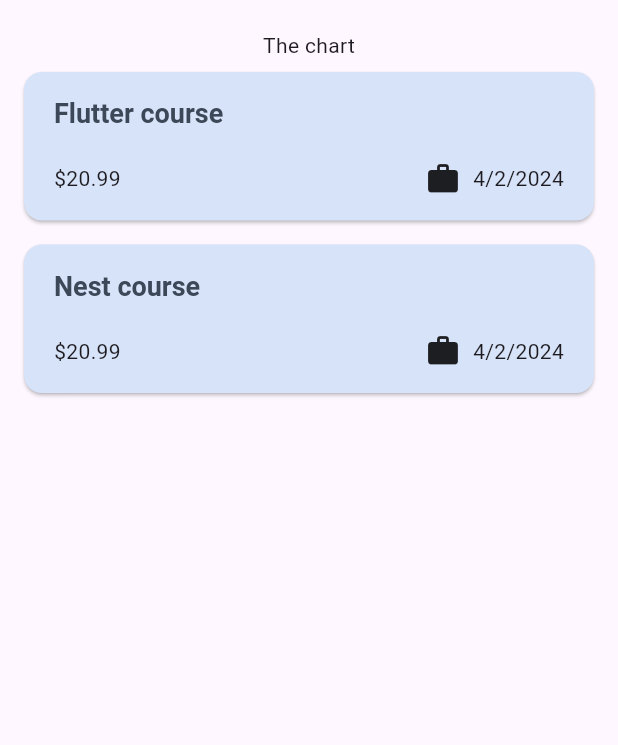
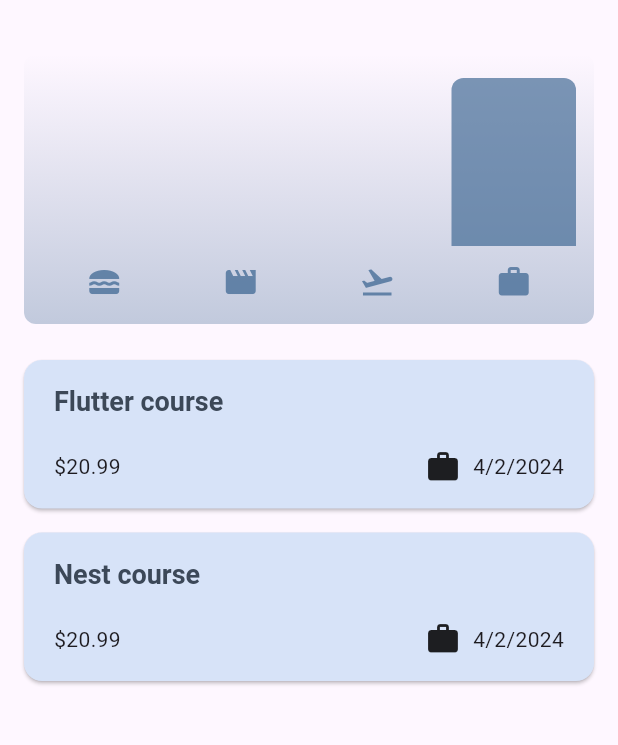
Before and after one commit to ichbinnichts/expanse_tracker, a Flutter app: the screen it shows after launch, on a phone screen of 412 x 824 dp, the part 84-829 px from its top. Run offline on Flutter 3.47's test engine with Material 3 defaults, Android fonts, the phone set to English and light mode, and no system bars.

Commit message:
feat: add chart

```diff
--- a/lib/home/home.dart
+++ b/lib/home/home.dart
@@ -1,3 +1,4 @@
+import 'package:expanse_tracker/widgets/chart/chart.dart';
 import 'package:expanse_tracker/widgets/expense/expenses_list.dart';
 import 'package:expanse_tracker/models/expense.dart';
 import 'package:expanse_tracker/widgets/new_expense.dart';
@@ -85,7 +86,7 @@ class _HomeState extends State<Home> {
       body: Column(
         children: [
           const SizedBox(height: 20),
-          const Text('The chart'),
+          Chart(expenses: _registeredExpenses),
           Expanded(
             child: mainContent,
           ),
--- /dev/null
+++ b/lib/widgets/chart/chart.dart
@@ -0,0 +1,94 @@
+import 'package:expanse_tracker/models/expense.dart';
+import 'package:expanse_tracker/widgets/chart/chart_bar.dart';
+import 'package:flutter/material.dart';
+
+class Chart extends StatelessWidget {
+  const Chart({super.key, required this.expenses});
+
+  final List<Expense> expenses;
+
+  List<ExpenseBucket> get buckets {
+    return [
+      ExpenseBucket.forCategory(expenses, Category.food),
+      ExpenseBucket.forCategory(expenses, Category.leisure),
+      ExpenseBucket.forCategory(expenses, Category.travel),
+      ExpenseBucket.forCategory(expenses, Category.work),
+    ];
+  }
+
+  double get maxTotalExpense {
+    double maxTotalExpense = 0;
+
+    for (final bucket in buckets) {
+      if (bucket.totalExpenses > maxTotalExpense) {
+        maxTotalExpense = bucket.totalExpenses;
+      }
+    }
+
+    return maxTotalExpense;
+  }
+
+  @override
+  Widget build(BuildContext context) {
+    final isDarkMode =
+        MediaQuery.of(context).platformBrightness == Brightness.dark;
+    return Container(
+      margin: const EdgeInsets.all(16),
+      padding: const EdgeInsets.symmetric(
+        vertical: 16,
+        horizontal: 8,
+      ),
+      width: double.infinity,
+      height: 180,
+      decoration: BoxDecoration(
+        borderRadius: BorderRadius.circular(8),
+        gradient: LinearGradient(
+          colors: [
+            Theme.of(context).colorScheme.primary.withOpacity(0.3),
+            Theme.of(context).colorScheme.primary.withOpacity(0.0)
+          ],
+          begin: Alignment.bottomCenter,
+          end: Alignment.topCenter,
+        ),
+      ),
+      child: Column(
+        children: [
+          Expanded(
+            child: Row(
+              crossAxisAlignment: CrossAxisAlignment.end,
+              children: [
+                for (final bucket in buckets) // alternative to map()
+                  ChartBar(
+                    fill: bucket.totalExpenses == 0
+                        ? 0
+                        : bucket.totalExpenses / maxTotalExpense,
+                  )
+              ],
+            ),
+          ),
+          const SizedBox(height: 12),
+          Row(
+            children: buckets
+                .map(
+                  (bucket) => Expanded(
+                    child: Padding(
+                      padding: const EdgeInsets.symmetric(horizontal: 4),
+                      child: Icon(
+                        categoryIcons[bucket.category],
+                        color: isDarkMode
+                            ? Theme.of(context).colorScheme.secondary
+                            : Theme.of(context)
+                                .colorScheme
+                                .primary
+                                .withOpacity(0.7),
+                      ),
+                    ),
+                  ),
+                )
+                .toList(),
+          )
+        ],
+      ),
+    );
+  }
+}
--- /dev/null
+++ b/lib/widgets/chart/chart_bar.dart
@@ -0,0 +1,34 @@
+import 'package:flutter/material.dart';
+
+class ChartBar extends StatelessWidget {
+  const ChartBar({
+    super.key,
+    required this.fill,
+  });
+
+  final double fill;
+
+  @override
+  Widget build(BuildContext context) {
+    final isDarkMode =
+        MediaQuery.of(context).platformBrightness == Brightness.dark;
+    return Expanded(
+      child: Padding(
+        padding: const EdgeInsets.symmetric(horizontal: 4),
+        child: FractionallySizedBox(
+          heightFactor: fill,
+          child: DecoratedBox(
+            decoration: BoxDecoration(
+              shape: BoxShape.rectangle,
+              borderRadius:
+                  const BorderRadius.vertical(top: Radius.circular(8)),
+              color: isDarkMode
+                  ? Theme.of(context).colorScheme.secondary
+                  : Theme.of(context).colorScheme.primary.withOpacity(0.65),
+            ),
+          ),
+        ),
+      ),
+    );
+  }
+}
```
